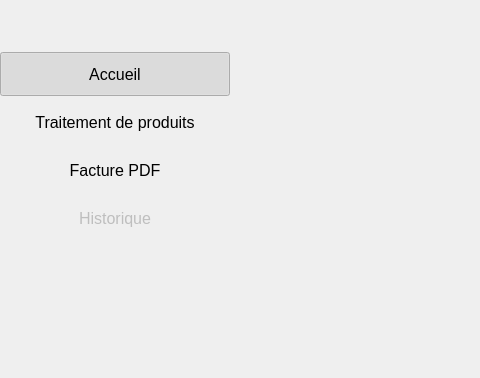
First picture: the form in gui/mainwindow.ui, repository WallaceVBB/EpiData, before the edit; both pictures show x 0 to 480 and y 0 to 378 of the 960 by 540 pixel window.
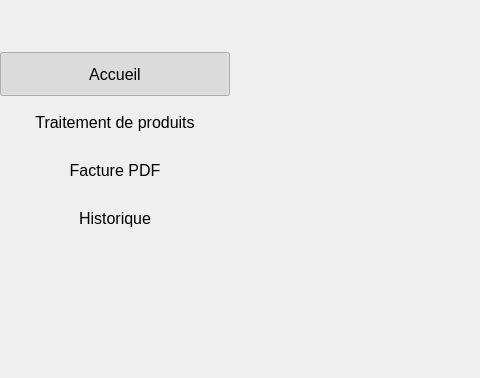
Second picture: the form after the edit.

Patch:
```diff
--- a/gui/mainwindow.ui
+++ b/gui/mainwindow.ui
@@ -220,7 +220,7 @@
        <item>
         <widget class="QPushButton" name="b_Historique">
          <property name="enabled">
-          <bool>false</bool>
+          <bool>true</bool>
          </property>
          <property name="minimumSize">
           <size>
```
